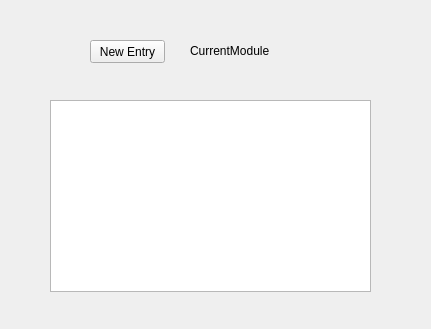
Before: the Qt Designer form moduleView.ui in j37hr0/positionMarker, drawn with Qt 5.
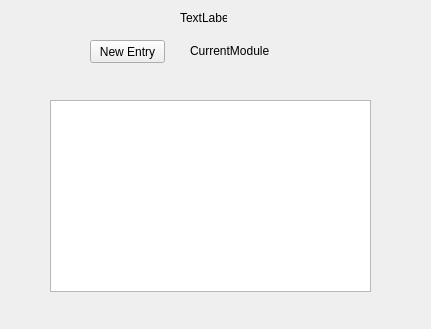
After: the same form once the commit is applied.

Commit message: added full module name, fixed display issues

What changed in the file:
```diff
--- a/moduleView.ui
+++ b/moduleView.ui
@@ -49,6 +49,19 @@
     </rect>
    </property>
   </widget>
+  <widget class="QLabel" name="label_2">
+   <property name="geometry">
+    <rect>
+     <x>180</x>
+     <y>10</y>
+     <width>47</width>
+     <height>16</height>
+    </rect>
+   </property>
+   <property name="text">
+    <string>TextLabel</string>
+   </property>
+  </widget>
  </widget>
  <resources/>
  <connections/>
```
The commit also changes 4 other files.
